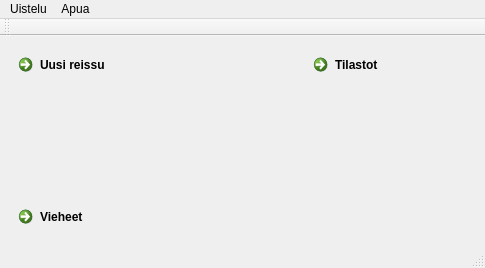
Qt form mainwindow.ui (samuliwritescode/uistelupaivakirja-desktop) before a commit.
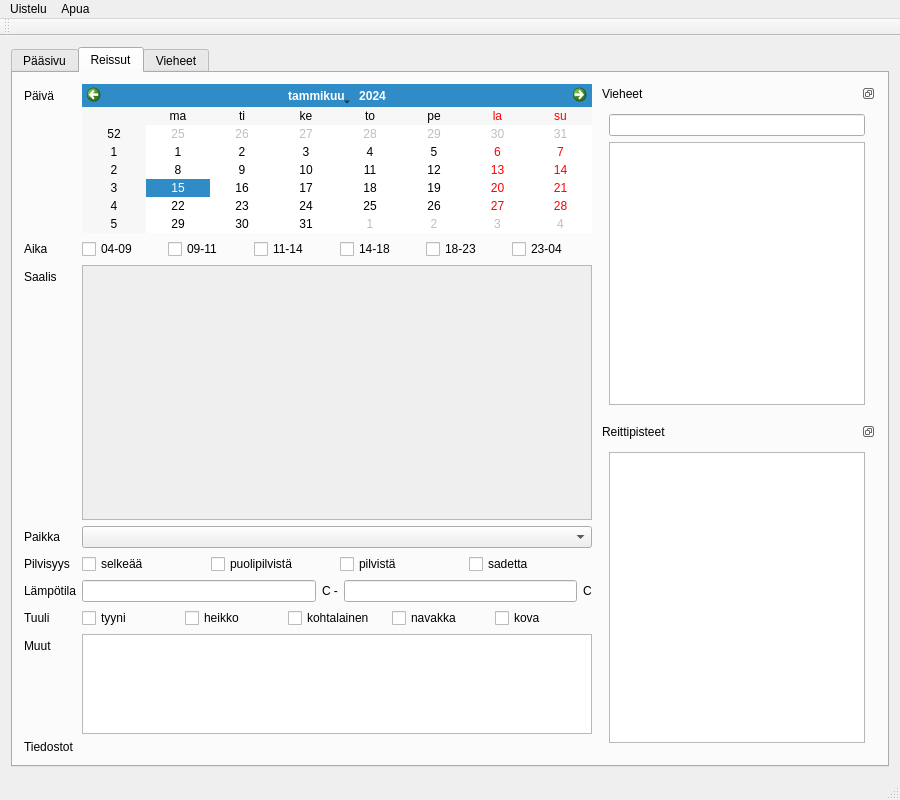
The same form after that commit. Icons and pictures are not drawn.

```diff
--- a/mainwindow.ui
+++ b/mainwindow.ui
@@ -6,8 +6,8 @@
    <rect>
     <x>0</x>
     <y>0</y>
-    <width>485</width>
-    <height>268</height>
+    <width>900</width>
+    <height>800</height>
    </rect>
   </property>
   <property name="sizePolicy">
@@ -16,6 +16,12 @@
     <verstretch>0</verstretch>
    </sizepolicy>
   </property>
+  <property name="minimumSize">
+   <size>
+    <width>900</width>
+    <height>800</height>
+   </size>
+  </property>
   <property name="windowTitle">
    <string>Uistelupäiväkirja</string>
   </property>
@@ -30,98 +36,596 @@
     </sizepolicy>
    </property>
    <layout class="QGridLayout" name="gridLayout">
-    <item row="0" column="0">
-     <widget class="QCommandLinkButton" name="newTripBtn">
-      <property name="autoFillBackground">
-       <bool>false</bool>
-      </property>
-      <property name="text">
-       <string>Uusi reissu</string>
-      </property>
-      <property name="icon">
-       <iconset resource="resources.qrc">
-        <normaloff>:/msnlogo.jpg</normaloff>:/msnlogo.jpg</iconset>
-      </property>
-      <property name="iconSize">
-       <size>
-        <width>70</width>
-        <height>70</height>
-       </size>
-      </property>
-     </widget>
-    </item>
-    <item row="2" column="0">
-     <widget class="QCommandLinkButton" name="luresBtn">
-      <property name="text">
-       <string>Vieheet</string>
-      </property>
-      <property name="icon">
-       <iconset resource="resources.qrc">
-        <normaloff>:/msnlogo.jpg</normaloff>:/msnlogo.jpg</iconset>
-      </property>
-      <property name="iconSize">
-       <size>
-        <width>70</width>
-        <height>70</height>
-       </size>
-      </property>
-     </widget>
-    </item>
-    <item row="1" column="0">
-     <spacer name="verticalSpacer">
-      <property name="orientation">
-       <enum>Qt::Vertical</enum>
-      </property>
-      <property name="sizeHint" stdset="0">
-       <size>
-        <width>20</width>
-        <height>40</height>
-       </size>
-      </property>
-     </spacer>
-    </item>
-    <item row="0" column="2">
-     <widget class="QCommandLinkButton" name="statisticsBtn">
-      <property name="text">
-       <string>Tilastot</string>
-      </property>
-      <property name="icon">
-       <iconset resource="resources.qrc">
-        <normaloff>:/msnlogo.jpg</normaloff>:/msnlogo.jpg</iconset>
-      </property>
-      <property name="iconSize">
-       <size>
-        <width>70</width>
-        <height>70</height>
-       </size>
-      </property>
-     </widget>
-    </item>
     <item row="0" column="1">
-     <spacer name="horizontalSpacer">
-      <property name="orientation">
-       <enum>Qt::Horizontal</enum>
+     <widget class="QTabWidget" name="tabWidget">
+      <property name="tabShape">
+       <enum>QTabWidget::Rounded</enum>
       </property>
-      <property name="sizeHint" stdset="0">
-       <size>
-        <width>40</width>
-        <height>20</height>
-       </size>
+      <property name="currentIndex">
+       <number>1</number>
       </property>
-     </spacer>
-    </item>
-    <item row="2" column="1">
-     <spacer name="horizontalSpacer_2">
-      <property name="orientation">
-       <enum>Qt::Horizontal</enum>
+      <property name="usesScrollButtons">
+       <bool>false</bool>
       </property>
-      <property name="sizeHint" stdset="0">
-       <size>
-        <width>40</width>
-        <height>20</height>
-       </size>
+      <property name="documentMode">
+       <bool>false</bool>
       </property>
-     </spacer>
+      <property name="tabsClosable">
+       <bool>false</bool>
+      </property>
+      <widget class="QWidget" name="mainTab">
+       <attribute name="icon">
+        <iconset resource="resources.qrc">
+         <normaloff>:/msnlogo.jpg</normaloff>:/msnlogo.jpg</iconset>
+       </attribute>
+       <attribute name="title">
+        <string>Pääsivu</string>
+       </attribute>
+       <widget class="QCommandLinkButton" name="newTripBtn">
+        <property name="geometry">
+         <rect>
+          <x>70</x>
+          <y>80</y>
+          <width>227</width>
+          <height>87</height>
+         </rect>
+        </property>
+        <property name="autoFillBackground">
+         <bool>false</bool>
+        </property>
+        <property name="text">
+         <string>Uusi reissu</string>
+        </property>
+        <property name="icon">
+         <iconset resource="resources.qrc">
+          <normaloff>:/msnlogo.jpg</normaloff>:/msnlogo.jpg</iconset>
+        </property>
+        <property name="iconSize">
+         <size>
+          <width>70</width>
+          <height>70</height>
+         </size>
+        </property>
+       </widget>
+       <widget class="QCommandLinkButton" name="statisticsBtn">
+        <property name="geometry">
+         <rect>
+          <x>390</x>
+          <y>190</y>
+          <width>222</width>
+          <height>87</height>
+         </rect>
+        </property>
+        <property name="text">
+         <string>Tilastot</string>
+        </property>
+        <property name="icon">
+         <iconset resource="resources.qrc">
+          <normaloff>:/msnlogo.jpg</normaloff>:/msnlogo.jpg</iconset>
+        </property>
+        <property name="iconSize">
+         <size>
+          <width>70</width>
+          <height>70</height>
+         </size>
+        </property>
+       </widget>
+       <widget class="QCommandLinkButton" name="luresBtn">
+        <property name="geometry">
+         <rect>
+          <x>100</x>
+          <y>360</y>
+          <width>339</width>
+          <height>87</height>
+         </rect>
+        </property>
+        <property name="text">
+         <string>Vieheet</string>
+        </property>
+        <property name="icon">
+         <iconset resource="resources.qrc">
+          <normaloff>:/msnlogo.jpg</normaloff>:/msnlogo.jpg</iconset>
+        </property>
+        <property name="iconSize">
+         <size>
+          <width>70</width>
+          <height>70</height>
+         </size>
+        </property>
+       </widget>
+      </widget>
+      <widget class="QWidget" name="tripsTab">
+       <attribute name="title">
+        <string>Reissut</string>
+       </attribute>
+       <layout class="QHBoxLayout" name="horizontalLayout_24">
+        <item>
+         <layout class="QFormLayout" name="formLayout">
+          <property name="sizeConstraint">
+           <enum>QLayout::SetNoConstraint</enum>
+          </property>
+          <property name="fieldGrowthPolicy">
+           <enum>QFormLayout::AllNonFixedFieldsGrow</enum>
+          </property>
+          <property name="rowWrapPolicy">
+           <enum>QFormLayout::DontWrapRows</enum>
+          </property>
+          <item row="0" column="0">
+           <widget class="QLabel" name="label_34">
+            <property name="text">
+             <string>Päivä</string>
+            </property>
+           </widget>
+          </item>
+          <item row="0" column="1">
+           <widget class="QCalendarWidget" name="m_date">
+            <property name="locale">
+             <locale language="Finnish" country="Finland"/>
+            </property>
+            <property name="firstDayOfWeek">
+             <enum>Qt::Monday</enum>
+            </property>
+            <property name="gridVisible">
+             <bool>false</bool>
+            </property>
+            <property name="selectionMode">
+             <enum>QCalendarWidget::SingleSelection</enum>
+            </property>
+           </widget>
+          </item>
+          <item row="2" column="0">
+           <widget class="QLabel" name="label_35">
+            <property name="text">
+             <string>Aika</string>
+            </property>
+           </widget>
+          </item>
+          <item row="2" column="1">
+           <layout class="QHBoxLayout" name="horizontalLayout_20">
+            <item>
+             <widget class="QCheckBox" name="checkBox_46">
+              <property name="text">
+               <string>04-09</string>
+              </property>
+             </widget>
+            </item>
+            <item>
+             <widget class="QCheckBox" name="checkBox_47">
+              <property name="text">
+               <string>09-11</string>
+              </property>
+             </widget>
+            </item>
+            <item>
+             <widget class="QCheckBox" name="checkBox_48">
+              <property name="text">
+               <string>11-14</string>
+              </property>
+             </widget>
+            </item>
+            <item>
+             <widget class="QCheckBox" name="checkBox_49">
+              <property name="text">
+               <string>14-18</string>
+              </property>
+             </widget>
+            </item>
+            <item>
+             <widget class="QCheckBox" name="checkBox_50">
+              <property name="text">
+               <string>18-23</string>
+              </property>
+             </widget>
+            </item>
+            <item>
+             <widget class="QCheckBox" name="checkBox_51">
+              <property name="text">
+               <string>23-04</string>
+              </property>
+             </widget>
+            </item>
+           </layout>
+          </item>
+          <item row="4" column="0">
+           <widget class="QLabel" name="label_36">
+            <property name="text">
+             <string>Saalis</string>
+            </property>
+           </widget>
+          </item>
+          <item row="4" column="1">
+           <widget class="QScrollArea" name="scrollArea">
+            <property name="sizePolicy">
+             <sizepolicy hsizetype="Expanding" vsizetype="Minimum">
+              <horstretch>0</horstretch>
+              <verstretch>1</verstretch>
+             </sizepolicy>
+            </property>
+            <property name="minimumSize">
+             <size>
+              <width>0</width>
+              <height>200</height>
+             </size>
+            </property>
+            <property name="frameShape">
+             <enum>QFrame::StyledPanel</enum>
+            </property>
+            <property name="frameShadow">
+             <enum>QFrame::Sunken</enum>
+            </property>
+            <property name="widgetResizable">
+             <bool>true</bool>
+            </property>
+            <property name="alignment">
+             <set>Qt::AlignBottom|Qt::AlignLeading|Qt::AlignLeft</set>
+            </property>
+            <widget class="QWidget" name="scrollAreaWidgetContents">
+             <property name="geometry">
+              <rect>
+               <x>0</x>
+               <y>0</y>
+               <width>464</width>
+               <height>198</height>
+              </rect>
+             </property>
+             <layout class="QGridLayout" name="gridLayout_2">
+              <property name="margin">
+               <number>0</number>
+              </property>
+              <property name="spacing">
+               <number>-1</number>
+              </property>
+              <item row="0" column="0">
+               <layout class="QGridLayout" name="catchGrid">
+                <property name="spacing">
+                 <number>0</number>
+                </property>
+               </layout>
+              </item>
+             </layout>
+            </widget>
+           </widget>
+          </item>
+          <item row="5" column="0">
+           <widget class="QLabel" name="label_37">
+            <property name="text">
+             <string>Paikka</string>
+            </property>
+           </widget>
+          </item>
+          <item row="5" column="1">
+           <widget class="QComboBox" name="m_place">
+            <property name="autoFillBackground">
+             <bool>false</bool>
+            </property>
+           </widget>
+          </item>
+          <item row="6" column="0">
+           <widget class="QLabel" name="label_38">
+            <property name="text">
+             <string>Pilvisyys</string>
+            </property>
+           </widget>
+          </item>
+          <item row="6" column="1">
+           <layout class="QHBoxLayout" name="horizontalLayout_21">
+            <item>
+             <widget class="QCheckBox" name="checkBox_52">
+              <property name="text">
+               <string>selkeää</string>
+              </property>
+             </widget>
+            </item>
+            <item>
+             <widget class="QCheckBox" name="checkBox_53">
+              <property name="text">
+               <string>puolipilvistä</string>
+              </property>
+             </widget>
+            </item>
+            <item>
+             <widget class="QCheckBox" name="checkBox_54">
+              <property name="text">
+               <string>pilvistä</string>
+              </property>
+             </widget>
+            </item>
+            <item>
+             <widget class="QCheckBox" name="checkBox_55">
+              <property name="text">
+               <string>sadetta</string>
+              </property>
+             </widget>
+            </item>
+           </layout>
+          </item>
+          <item row="7" column="0">
+           <widget class="QLabel" name="label_39">
+            <property name="text">
+             <string>Lämpötila</string>
+            </property>
+           </widget>
+          </item>
+          <item row="7" column="1">
+           <layout class="QHBoxLayout" name="horizontalLayout_22">
+            <item>
+             <widget class="QLineEdit" name="lineEdit_10"/>
+            </item>
+            <item>
+             <widget class="QLabel" name="label_40">
+              <property name="text">
+               <string>C -</string>
+              </property>
+             </widget>
+            </item>
+            <item>
+             <widget class="QLineEdit" name="lineEdit_11"/>
+            </item>
+            <item>
+             <widget class="QLabel" name="label_41">
+              <property name="text">
+               <string>C</string>
+              </property>
+             </widget>
+            </item>
+           </layout>
+          </item>
+          <item row="8" column="0">
+           <widget class="QLabel" name="label_42">
+            <property name="text">
+             <string>Tuuli</string>
+            </property>
+           </widget>
+          </item>
+          <item row="8" column="1">
+           <layout class="QHBoxLayout" name="horizontalLayout_23">
+            <item>
+             <widget class="QCheckBox" name="checkBox_56">
+              <property name="text">
+               <string>tyyni</string>
+              </property>
+             </widget>
+            </item>
+            <item>
+             <widget class="QCheckBox" name="checkBox_57">
+              <property name="text">
+               <string>heikko</string>
+              </property>
+             </widget>
+            </item>
+            <item>
+             <widget class="QCheckBox" name="checkBox_58">
+              <property name="text">
+               <string>kohtalainen</string>
+              </property>
+             </widget>
+            </item>
+            <item>
+             <widget class="QCheckBox" name="checkBox_59">
+              <property name="text">
+               <string>navakka</string>
+              </property>
+             </widget>
+            </item>
+            <item>
+             <widget class="QCheckBox" name="checkBox_60">
+              <property name="text">
+               <string>kova</string>
+              </property>
+             </widget>
+            </item>
+           </layout>
+          </item>
+          <item row="9" column="0">
+           <widget class="QLabel" name="label_43">
+            <property name="text">
+             <string>Muut</string>
+            </property>
+           </widget>
+          </item>
+          <item row="9" column="1">
+           <widget class="QTextEdit" name="m_text">
+            <property name="sizePolicy">
+             <sizepolicy hsizetype="Expanding" vsizetype="Maximum">
+              <horstretch>0</horstretch>
+              <verstretch>0</verstretch>
+             </sizepolicy>
+            </property>
+            <property name="maximumSize">
+             <size>
+              <width>16777215</width>
+              <height>100</height>
+             </size>
+            </property>
+           </widget>
+          </item>
+          <item row="10" column="0">
+           <widget class="QLabel" name="label_44">
+            <property name="text">
+             <string>Tiedostot</string>
+            </property>
+           </widget>
+          </item>
+          <item row="10" column="1">
+           <layout class="QGridLayout" name="filesLayout_4"/>
+          </item>
+         </layout>
+        </item>
+        <item>
+         <layout class="QVBoxLayout" name="toolboxLayout">
+          <property name="leftMargin">
+           <number>0</number>
+          </property>
+          <property name="topMargin">
+           <number>0</number>
+          </property>
+          <property name="rightMargin">
+           <number>0</number>
+          </property>
+          <item>
+           <widget class="QDockWidget" name="lureDock">
+            <property name="sizePolicy">
+             <sizepolicy hsizetype="Fixed" vsizetype="Preferred">
+              <horstretch>0</horstretch>
+              <verstretch>0</verstretch>
+             </sizepolicy>
+            </property>
+            <property name="minimumSize">
+             <size>
+              <width>150</width>
+              <height>160</height>
+             </size>
+            </property>
+            <property name="features">
+             <set>QDockWidget::DockWidgetFloatable|QDockWidget::DockWidgetMovable</set>
+            </property>
+            <property name="windowTitle">
+             <string>Vieheet</string>
+            </property>
+            <widget class="QWidget" name="dockWidgetContents_7">
+             <layout class="QVBoxLayout" name="verticalLayout_11">
+              <item>
+               <widget class="QLineEdit" name="searchLure"/>
+              </item>
+              <item>
+               <widget class="QListWidget" name="lureList">
+                <property name="dragDropMode">
+                 <enum>QAbstractItemView::DragOnly</enum>
+                </property>
+               </widget>
+              </item>
+             </layout>
+            </widget>
+           </widget>
+          </item>
+          <item>
+           <widget class="QDockWidget" name="poiDock">
+            <property name="sizePolicy">
+             <sizepolicy hsizetype="Fixed" vsizetype="Preferred">
+              <horstretch>0</horstretch>
+              <verstretch>0</verstretch>
+             </sizepolicy>
+            </property>
+            <property name="minimumSize">
+             <size>
+              <width>150</width>
+              <height>128</height>
+             </size>
+            </property>
+            <property name="features">
+             <set>QDockWidget::DockWidgetFloatable|QDockWidget::DockWidgetMovable</set>
+            </property>
+            <property name="windowTitle">
+             <string>Reittipisteet</string>
+            </property>
+            <widget class="QWidget" name="dockWidgetContents_8">
+             <layout class="QVBoxLayout" name="verticalLayout_12">
+              <item>
+               <widget class="QListWidget" name="poiList"/>
+              </item>
+             </layout>
+            </widget>
+           </widget>
+          </item>
+         </layout>
+        </item>
+       </layout>
+      </widget>
+      <widget class="QWidget" name="luresTab">
+       <attribute name="title">
+        <string>Vieheet</string>
+       </attribute>
+       <layout class="QHBoxLayout" name="horizontalLayout_30">
+        <item>
+         <layout class="QVBoxLayout" name="verticalLayout_13">
+          <item>
+           <widget class="QListWidget" name="listWidget_5"/>
+          </item>
+          <item>
+           <layout class="QHBoxLayout" name="horizontalLayout_27">
+            <item>
+             <widget class="QToolButton" name="toolButton">
+              <property name="text">
+               <string>Uusi viehe</string>
+              </property>
+             </widget>
+            </item>
+            <item>
+             <widget class="QToolButton" name="toolButton_2">
+              <property name="text">
+               <string>Poista valittu viehe</string>
+              </property>
+             </widget>
+            </item>
+           </layout>
+          </item>
+         </layout>
+        </item>
+        <item>
+         <widget class="QGroupBox" name="groupBox">
+          <property name="sizePolicy">
+           <sizepolicy hsizetype="Fixed" vsizetype="Preferred">
+            <horstretch>0</horstretch>
+            <verstretch>0</verstretch>
+           </sizepolicy>
+          </property>
+          <property name="title">
+           <string>Vieheen tiedot</string>
+          </property>
+          <layout class="QGridLayout" name="gridLayout_3">
+           <item row="0" column="1">
+            <layout class="QFormLayout" name="formLayout_5">
+             <property name="fieldGrowthPolicy">
+              <enum>QFormLayout::FieldsStayAtSizeHint</enum>
+             </property>
+             <item row="1" column="0">
+              <widget class="QLabel" name="label_45">
+               <property name="text">
+                <string>Valmistaja</string>
+               </property>
+              </widget>
+             </item>
+             <item row="1" column="1">
+              <widget class="QLineEdit" name="lineEdit_13"/>
+             </item>
+             <item row="2" column="0">
+              <widget class="QLabel" name="label_46">
+               <property name="text">
+                <string>Malli</string>
+               </property>
+              </widget>
+             </item>
+             <item row="2" column="1">
+              <widget class="QLineEdit" name="lineEdit_14"/>
+             </item>
+             <item row="3" column="0">
+              <widget class="QLabel" name="label_47">
+               <property name="text">
+                <string>Koko</string>
+               </property>
+              </widget>
+             </item>
+             <item row="3" column="1">
+              <widget class="QLineEdit" name="lineEdit_15"/>
+             </item>
+             <item row="4" column="0">
+              <widget class="QLabel" name="label_48">
+               <property name="text">
+                <string>Väri</string>
+               </property>
+              </widget>
+             </item>
+             <item row="4" column="1">
+              <widget class="QLineEdit" name="lineEdit_16"/>
+             </item>
+            </layout>
+           </item>
+          </layout>
+         </widget>
+        </item>
+       </layout>
+      </widget>
+     </widget>
     </item>
    </layout>
   </widget>
@@ -130,7 +634,7 @@
     <rect>
      <x>0</x>
      <y>0</y>
-     <width>485</width>
+     <width>900</width>
      <height>22</height>
     </rect>
    </property>
```
